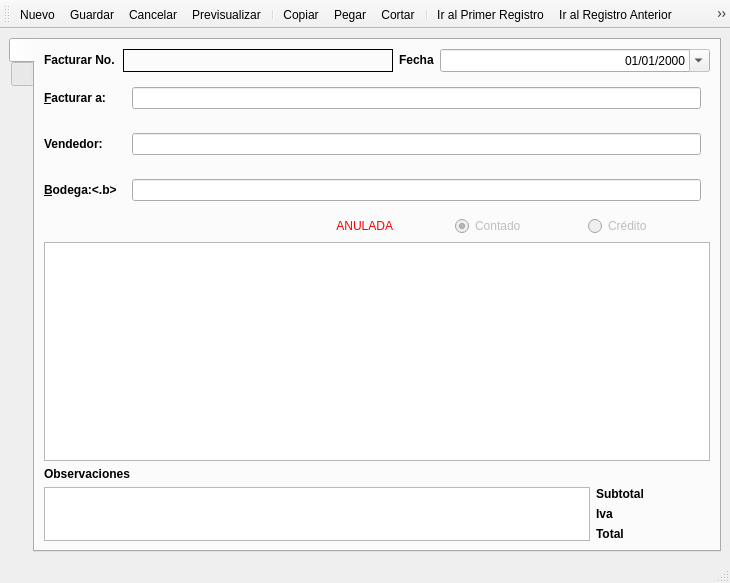
The window that src/ui/factura.ui (armonge/EsquipulasPy) describes before a commit, drawn with Qt 5.
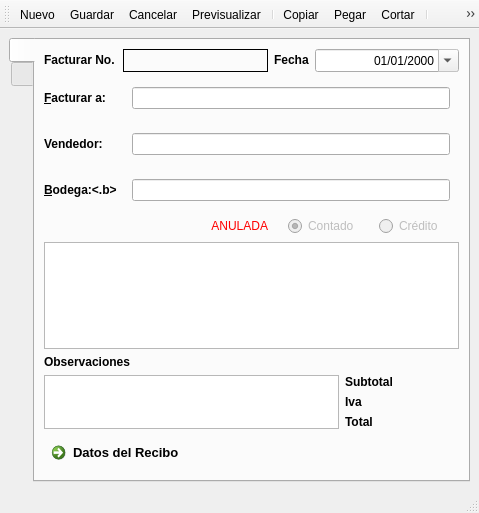
The same window after the commit. Icons and pictures are not drawn.

Commit message: estoy trabajando en la factura al contado , con el recibo, le puse un boton en modo de navegacion para que muestre los datos del recibo, pero todavia no lo hace

```diff
--- a/src/ui/factura.ui
+++ b/src/ui/factura.ui
@@ -6,8 +6,8 @@
    <rect>
     <x>0</x>
     <y>0</y>
-    <width>730</width>
-    <height>583</height>
+    <width>479</width>
+    <height>513</height>
    </rect>
   </property>
   <property name="windowTitle">
@@ -525,6 +525,29 @@
           </item>
          </layout>
         </item>
+        <item>
+         <widget class="QCommandLinkButton" name="btnrecibo">
+          <property name="sizePolicy">
+           <sizepolicy hsizetype="Preferred" vsizetype="Fixed">
+            <horstretch>0</horstretch>
+            <verstretch>0</verstretch>
+           </sizepolicy>
+          </property>
+          <property name="font">
+           <font>
+            <family>Segoe UI</family>
+            <pointsize>10</pointsize>
+           </font>
+          </property>
+          <property name="text">
+           <string>Datos del Recibo</string>
+          </property>
+          <property name="icon">
+           <iconset resource="res.qrc">
+            <normaloff>:/images/res/view-pim-tasks.png</normaloff>:/images/res/view-pim-tasks.png</iconset>
+          </property>
+         </widget>
+        </item>
        </layout>
       </widget>
       <widget class="QWidget" name="tabnavigation">
```
Left out of the diff: 1 changed line with no effect on the pictures. The commit also changes 4 other files.
